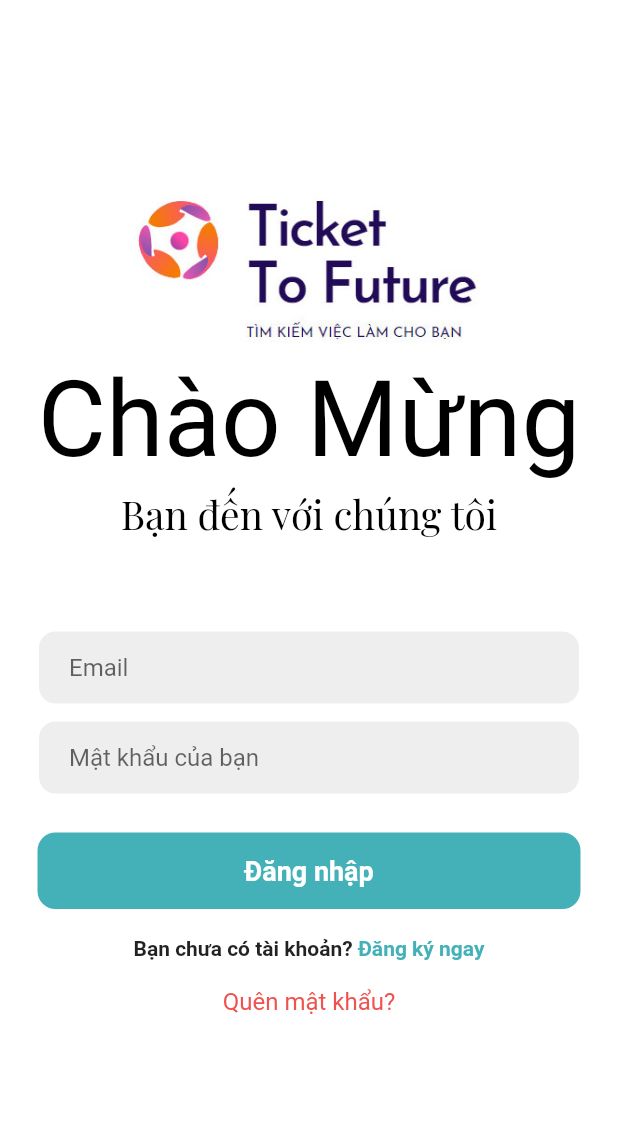
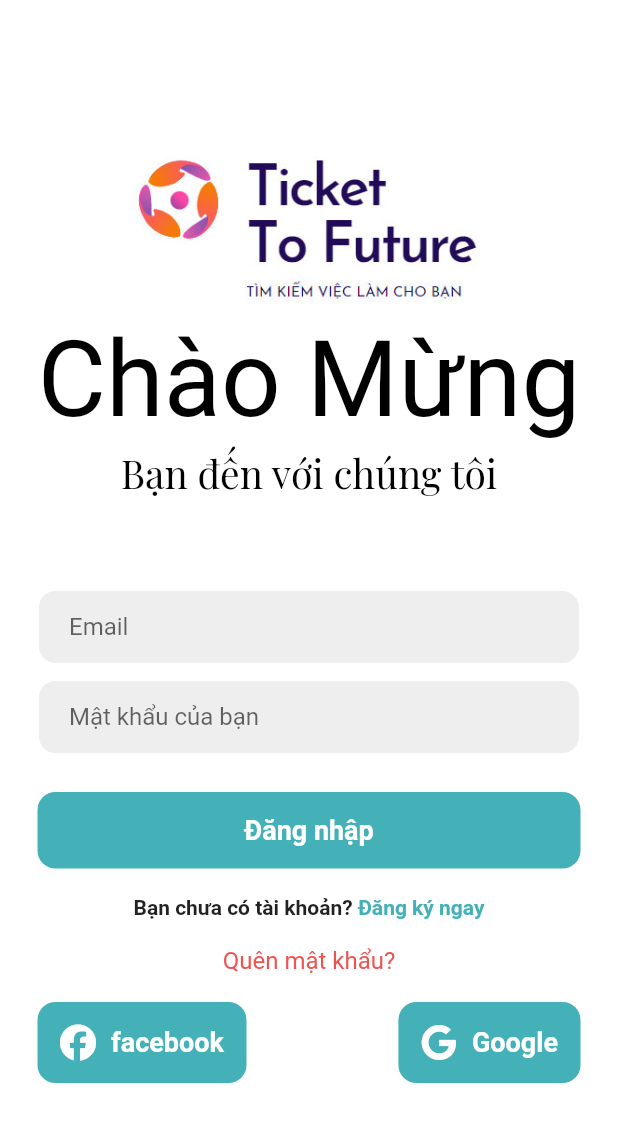
Before and after one commit to xuanthanhtah/Find_Job_App, a Flutter app: the LoginPage screen opened directly with empty values, on a phone screen of 412 x 824 dp. Shown: the top 1122 px of the screen. Run offline on Flutter 3.47's test engine with Material 2 defaults, Android fonts, the light colour scheme and no system bars; our stand-ins replace firebase_auth, firebase_core, flutter_html, font_awesome_flutter, get, google_fonts and 3 more; accounts and stored records are empty; Roboto replaces fonts that are missing (Shalimar).

Commit message:
fix view

```diff
--- a/lib/screens/home/widgets/job_item.dart
+++ b/lib/screens/home/widgets/job_item.dart
@@ -76,8 +76,8 @@ class JobItem extends StatelessWidget {
             children: [
               IconText(
                   Icons.location_on_outlined, jobInformation.workingLocation),
-              if (!showTime)
-                IconText(Icons.access_time_outlined, jobInformation.jobType),
+              // if (showTime)
+              //   IconText(Icons.access_time_outlined, jobInformation.jobType),
             ],
           )
         ],
--- a/lib/screens/login/login.dart
+++ b/lib/screens/login/login.dart
@@ -210,6 +210,74 @@ class _LoginPageState extends State<LoginPage> {
                 SizedBox(
                   height: 18,
                 ),
+                Row(
+                  mainAxisAlignment: MainAxisAlignment.spaceBetween,
+                  children: [
+                    Padding(
+                      padding: const EdgeInsets.symmetric(horizontal: 25),
+                      child: Container(
+                        padding: EdgeInsets.all(15),
+                        decoration: BoxDecoration(
+                          color: ColorPalette.primaryColor,
+                          borderRadius: BorderRadius.circular(12),
+                        ),
+                        child: Row(
+                          children: [
+                            Icon(FontAwesomeIcons.facebook,
+                                color: Colors.white),
+                            const SizedBox(
+                              width: 10,
+                            ),
+                            GestureDetector(
+                              onTap: signIn,
+                              child: Center(
+                                child: Text(
+                                  'facebook',
+                                  style: TextStyle(
+                                    color: Colors.white,
+                                    fontWeight: FontWeight.bold,
+                                    fontSize: 18,
+                                  ),
+                                ),
+                              ),
+                            ),
+                          ],
+                        ),
+                      ),
+                    ),
+                    Padding(
+                      padding: const EdgeInsets.symmetric(horizontal: 25),
+                      child: Container(
+                        padding: EdgeInsets.all(15),
+                        decoration: BoxDecoration(
+                          color: ColorPalette.primaryColor,
+                          borderRadius: BorderRadius.circular(12),
+                        ),
+                        child: Row(
+                          children: [
+                            Icon(FontAwesomeIcons.google, color: Colors.white),
+                            const SizedBox(
+                              width: 10,
+                            ),
+                            GestureDetector(
+                              onTap: signIn,
+                              child: Center(
+                                child: Text(
+                                  'Google',
+                                  style: TextStyle(
+                                    color: Colors.white,
+                                    fontWeight: FontWeight.bold,
+                                    fontSize: 18,
+                                  ),
+                                ),
+                              ),
+                            ),
+                          ],
+                        ),
+                      ),
+                    ),
+                  ],
+                ),
               ],
             ),
           ),
--- a/lib/screens/savejob_applyjob/widget/applyjob_item.dart
+++ b/lib/screens/savejob_applyjob/widget/applyjob_item.dart
@@ -79,9 +79,9 @@ class ApplyJobItem extends StatelessWidget {
                 children: [
                   IconText(Icons.location_on_outlined,
                       jobInformation.workingLocation),
-                  if (!showTime)
-                    IconText(
-                        Icons.access_time_outlined, jobInformation.jobType),
+                  // if (!showTime)
+                  //   IconText(
+                  //       Icons.access_time_outlined, jobInformation.jobType),
                 ],
               )
             ],
--- a/lib/screens/savejob_applyjob/widget/savejob_item.dart
+++ b/lib/screens/savejob_applyjob/widget/savejob_item.dart
@@ -81,9 +81,9 @@ class SavejobItem extends StatelessWidget {
                       children: [
                         IconText(Icons.location_on_outlined,
                             jobInformation.workingLocation),
-                        if (!showTime)
-                          IconText(Icons.access_time_outlined,
-                              jobInformation.jobType),
+                        // if (!showTime)
+                        //   IconText(Icons.access_time_outlined,
+                        //       jobInformation.jobType),
                       ],
                     )
                   ],
--- a/lib/service/remote_service.dart
+++ b/lib/service/remote_service.dart
@@ -5,7 +5,7 @@ import 'package:flutter/foundation.dart';
 import 'package:http/http.dart' as http;
 
 class RemotesService {
-  static const String url = 'http://192.168.1.248:2001/api/Job';
+  static const String url = 'http://192.168.101.19:2001/api/Job';
   static List<Job> parseJobs(String responseBody) {
     var list = json.decode(responseBody) as List<dynamic>;
     List<Job> jobs = list.map((model) => Job.fromJson(model)).toList();
--- a/lib/service/remote_service_jobinfor.dart
+++ b/lib/service/remote_service_jobinfor.dart
@@ -3,7 +3,7 @@ import 'package:http/http.dart' as http;
 
 class RemotesServiceJobInformation {
   static const String url =
-      'http://192.168.1.248:2001/api/JobInformation/GetAll';
+      'http://192.168.101.19:2001/api/JobInformation/GetAll';
   static var client = http.Client();
 
   static Future<List<JobInformation>> fetchJobInformations() async {
```
